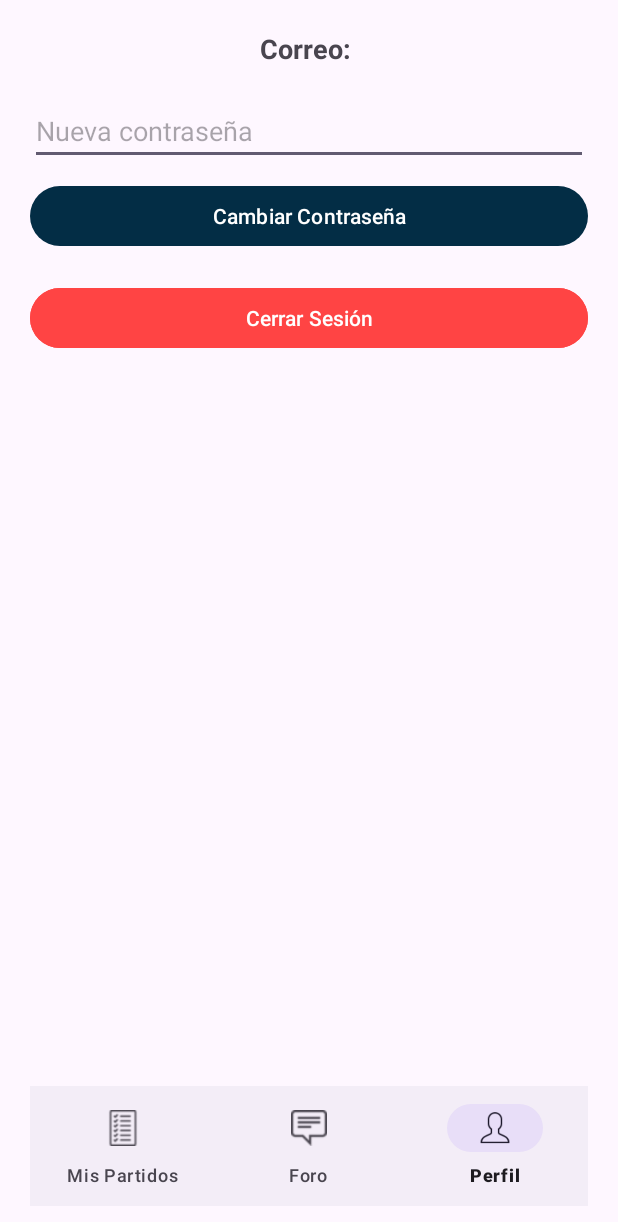
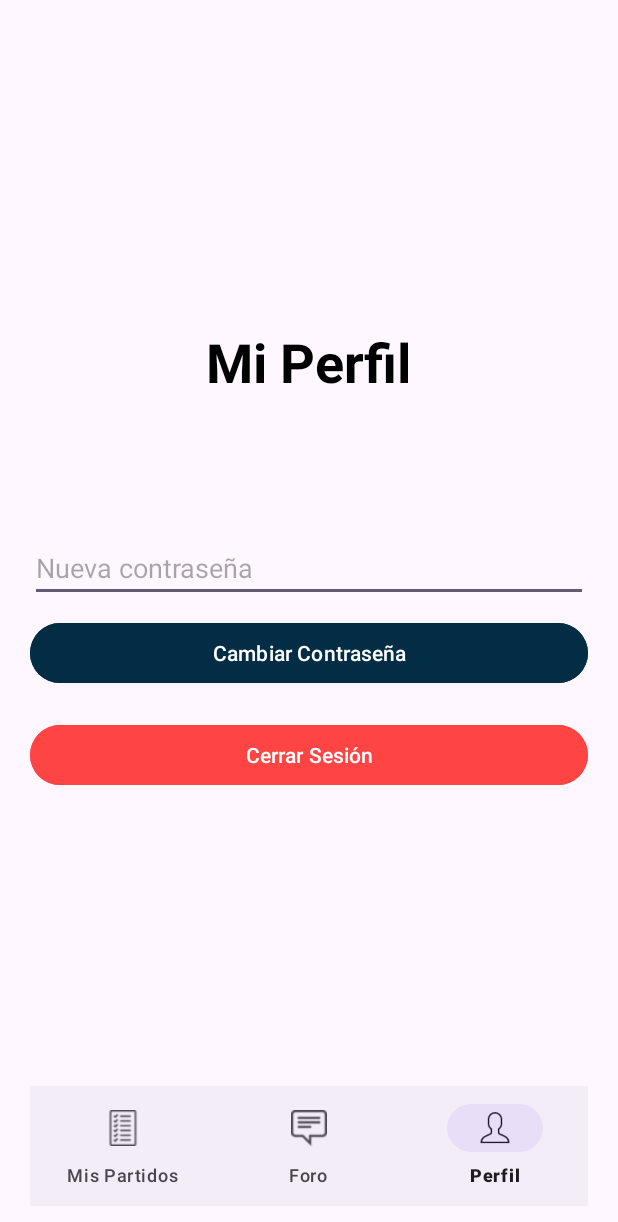
Before and after one commit to MigueldeNobrega/Futbol_Connection_Notes, an Android app: the MyProfileActivity screen opened directly, with no data from a screen before it, on a phone screen of 412 x 824 dp. Shown: the top 1222 px of the screen. Run offline under Robolectric (Android 15) with nearby library versions, the phone set to English and light mode, and no system bars; our stand-ins replace Firebase (no records; nobody signed in at launch, a user with empty details on screens opened directly).

Commit message:
ProfileChange

```diff
--- a/app/src/main/java/com/example/futbol_connection_notes/MyProfileActivity.java
+++ b/app/src/main/java/com/example/futbol_connection_notes/MyProfileActivity.java
@@ -64,7 +64,7 @@ public class MyProfileActivity extends AppCompatActivity {
 
         // Mostrar el correo del usuario autenticado
         if (usuarioActual != null) {
-            textEmail.setText("Correo: " + usuarioActual.getEmail());
+            textEmail.setText(usuarioActual.getEmail());
         } else {
             textEmail.setText("No hay usuario autenticado");
         }
--- a/app/src/main/res/layout/activity_my_profile.xml
+++ b/app/src/main/res/layout/activity_my_profile.xml
@@ -1,18 +1,41 @@
 <?xml version="1.0" encoding="utf-8"?>
 <LinearLayout xmlns:android="http://schemas.android.com/apk/res/android"
+    xmlns:app="http://schemas.android.com/apk/res-auto"
+    xmlns:tools="http://schemas.android.com/tools"
     android:layout_width="match_parent"
     android:layout_height="match_parent"
     android:orientation="vertical"
     android:padding="20dp"
+    android:gravity="center"
+    tools:context=".ChatActivity">
+
+    <RelativeLayout
+        android:layout_width="match_parent"
+        android:layout_height="0dp"
+        android:layout_weight="1"
         android:gravity="center">
+
+        <!-- Título "Mi Perfil" -->
+        <TextView
+            android:id="@+id/textTitle"
+            android:layout_width="wrap_content"
+            android:layout_height="wrap_content"
+            android:layout_centerHorizontal="true"
+            android:layout_marginBottom="46dp"
+            android:text="Mi Perfil"
+            android:textColor="#000000"
+            android:textSize="36sp"
+            android:textStyle="bold" />
 
         <TextView
             android:id="@+id/textEmail"
             android:layout_width="wrap_content"
             android:layout_height="wrap_content"
-    android:text="Correo:"
+            android:text="Correo: "
             android:textSize="18sp"
-    android:textStyle="bold"/>
+            android:textStyle="bold"
+            android:layout_below="@id/textTitle"
+            android:layout_centerHorizontal="true"/>
 
         <EditText
             android:id="@+id/editNewPassword"
@@ -20,6 +43,7 @@ android:gravity="center">
             android:layout_height="wrap_content"
             android:hint="Nueva contraseña"
             android:inputType="textPassword"
+            android:layout_below="@id/textEmail"
             android:layout_marginTop="20dp"/>
 
         <Button
@@ -27,25 +51,21 @@ android:gravity="center">
             android:layout_width="match_parent"
             android:layout_height="wrap_content"
             android:text="Cambiar Contraseña"
+            android:backgroundTint="#032D45"
+            android:layout_below="@id/editNewPassword"
             android:layout_marginTop="10dp"/>
 
         <Button
             android:id="@+id/btnLogout"
             android:layout_width="match_parent"
             android:layout_height="wrap_content"
-    android:text="Cerrar Sesión"
+            android:layout_below="@id/btnChangePassword"
+            android:layout_marginTop="20dp"
             android:backgroundTint="@android:color/holo_red_light"
-    android:layout_marginTop="20dp"/>
+            android:text="Cerrar Sesión" />
 
+    </RelativeLayout>
 
-    <RelativeLayout xmlns:android="http://schemas.android.com/apk/res/android"
-        xmlns:app="http://schemas.android.com/apk/res-auto"
-        xmlns:tools="http://schemas.android.com/tools"
-        android:layout_width="match_parent"
-        android:layout_height="match_parent"
-        tools:context=".ChatActivity">
-
-        <!-- Aquí va el contenido del chat -->
     <com.google.android.material.bottomnavigation.BottomNavigationView
         android:id="@+id/bottomNavigation"
         android:layout_width="match_parent"
@@ -53,7 +73,4 @@ android:gravity="center">
         android:layout_alignParentBottom="true"
         app:menu="@drawable/bottom_menu" />
 
-
-    </RelativeLayout>
-
 </LinearLayout>
```
Lines whose indentation alone changed are shown as unchanged.
